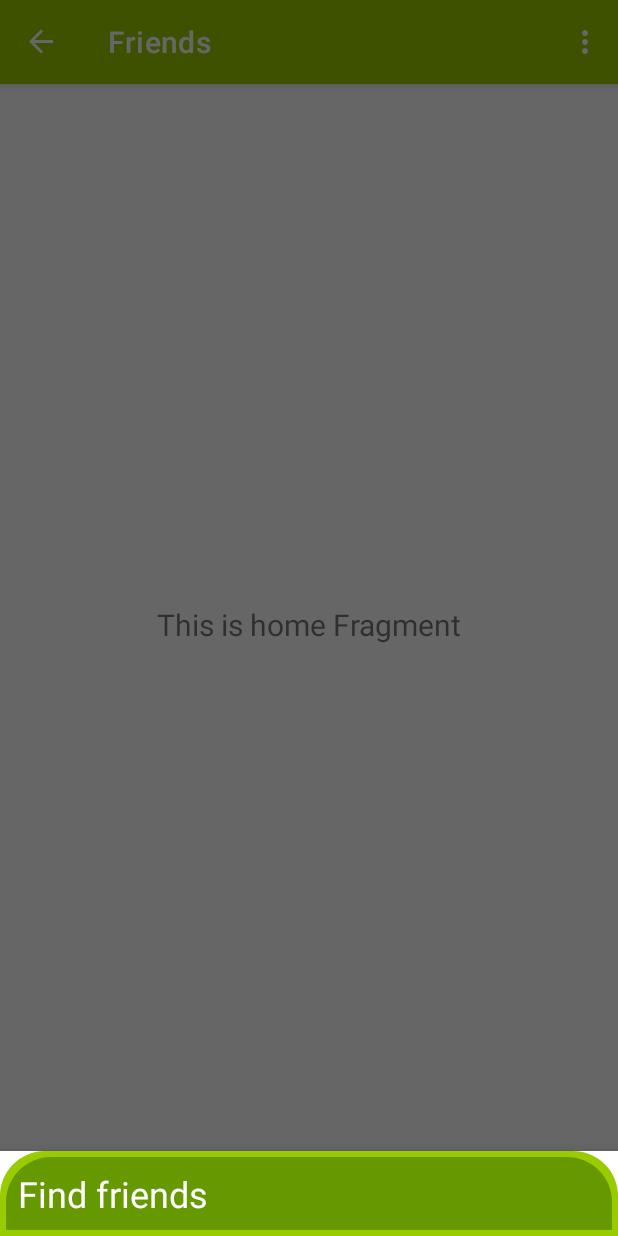
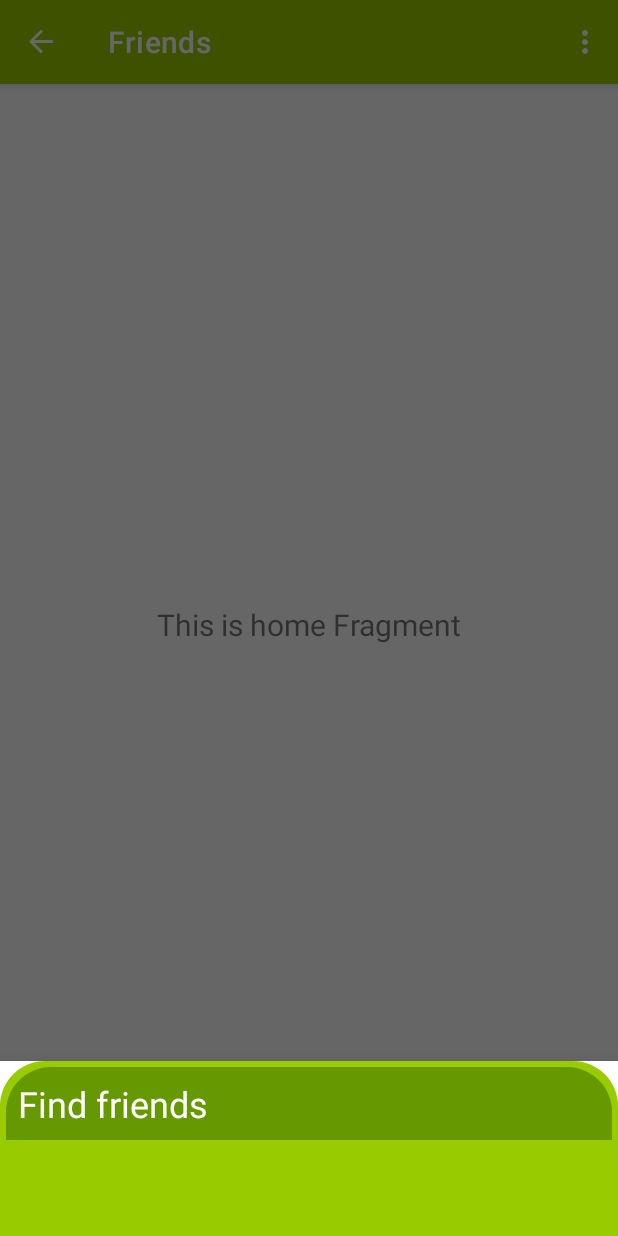
Before and after one commit to Priyanka-Sachan/PenCast, an Android app: the FriendsFragment screen opened through its navigation route, on a phone screen of 412 x 824 dp. Run offline under Robolectric (Android 15) with nearby library versions, the phone set to English and light mode, and no system bars; our stand-ins replace Firebase (no records; nobody signed in at launch, a user with empty details on screens opened directly), data binding, navigation-ui; libraries missing offline, so code that uses them is left out: com.xwray.groupie; 2 statements that could not run were skipped.

Commit message:
Add binding in layout

```diff
--- a/app/src/main/res/layout/fragment_friends.xml
+++ b/app/src/main/res/layout/fragment_friends.xml
@@ -1,12 +1,16 @@
 <?xml version="1.0" encoding="utf-8"?>
-<androidx.constraintlayout.widget.ConstraintLayout xmlns:android="http://schemas.android.com/apk/res/android"
+<layout xmlns:android="http://schemas.android.com/apk/res/android"
     xmlns:app="http://schemas.android.com/apk/res-auto"
     xmlns:tools="http://schemas.android.com/tools"
+    tools:context=".ui.friend.FriendsFragment">
+
+    <data></data>
+
+    <androidx.constraintlayout.widget.ConstraintLayout
         android:layout_width="match_parent"
         android:layout_height="match_parent"
         android:background="@drawable/rounded_card_half"
-    android:backgroundTint="@color/colorPrimary"
-    tools:context=".ui.friend.FriendsFragment">
+        android:backgroundTint="@color/colorPrimary">
 
         <TextView
             android:id="@+id/find_friend_heading"
@@ -27,9 +31,11 @@
             android:layout_width="match_parent"
             android:layout_height="0dp"
             android:layout_marginTop="4dp"
+            android:paddingBottom="60dp"
             app:layoutManager="androidx.recyclerview.widget.LinearLayoutManager"
             app:layout_constraintTop_toBottomOf="@id/find_friend_heading"
             app:layout_constraintVertical_weight="1"
             tools:listitem="@layout/card_user" />
 
     </androidx.constraintlayout.widget.ConstraintLayout>
+</layout>
--- a/app/src/main/res/layout/fragment_sign_in.xml
+++ b/app/src/main/res/layout/fragment_sign_in.xml
@@ -1,15 +1,15 @@
 <?xml version="1.0" encoding="utf-8"?>
 <layout xmlns:android="http://schemas.android.com/apk/res/android"
     xmlns:app="http://schemas.android.com/apk/res-auto"
-    xmlns:tools="http://schemas.android.com/tools">
+    xmlns:tools="http://schemas.android.com/tools"
+    tools:context=".login.SignInFragment">
 
     <data></data>
 
     <androidx.constraintlayout.widget.ConstraintLayout
         android:layout_width="match_parent"
         android:layout_height="match_parent"
-        android:layout_margin="16dp"
-        tools:context=".login.SignInFragment">
+        android:layout_margin="16dp">
 
         <com.google.android.material.textfield.TextInputLayout
             android:id="@+id/sign_in_email_layout"
--- a/app/src/main/res/layout/fragment_sign_up.xml
+++ b/app/src/main/res/layout/fragment_sign_up.xml
@@ -1,15 +1,15 @@
 <?xml version="1.0" encoding="utf-8"?>
 <layout xmlns:android="http://schemas.android.com/apk/res/android"
     xmlns:app="http://schemas.android.com/apk/res-auto"
-    xmlns:tools="http://schemas.android.com/tools">
+    xmlns:tools="http://schemas.android.com/tools"
+    tools:context=".login.SignUpFragment">
 
     <data></data>
 
     <androidx.constraintlayout.widget.ConstraintLayout
         android:layout_width="match_parent"
         android:layout_height="match_parent"
-        android:layout_margin="16dp"
-        tools:context=".login.SignUpFragment">
+        android:layout_margin="16dp">
 
         <de.hdodenhof.circleimageview.CircleImageView
             android:id="@+id/sign_up_profile"
```
Also changed, not shown: app/src/main/res/layout/fragment_chat.xml (+8 -3 lines), app/src/main/res/layout/fragment_profile.xml (+8 -3 lines). Lines whose indentation alone changed are shown as unchanged.
